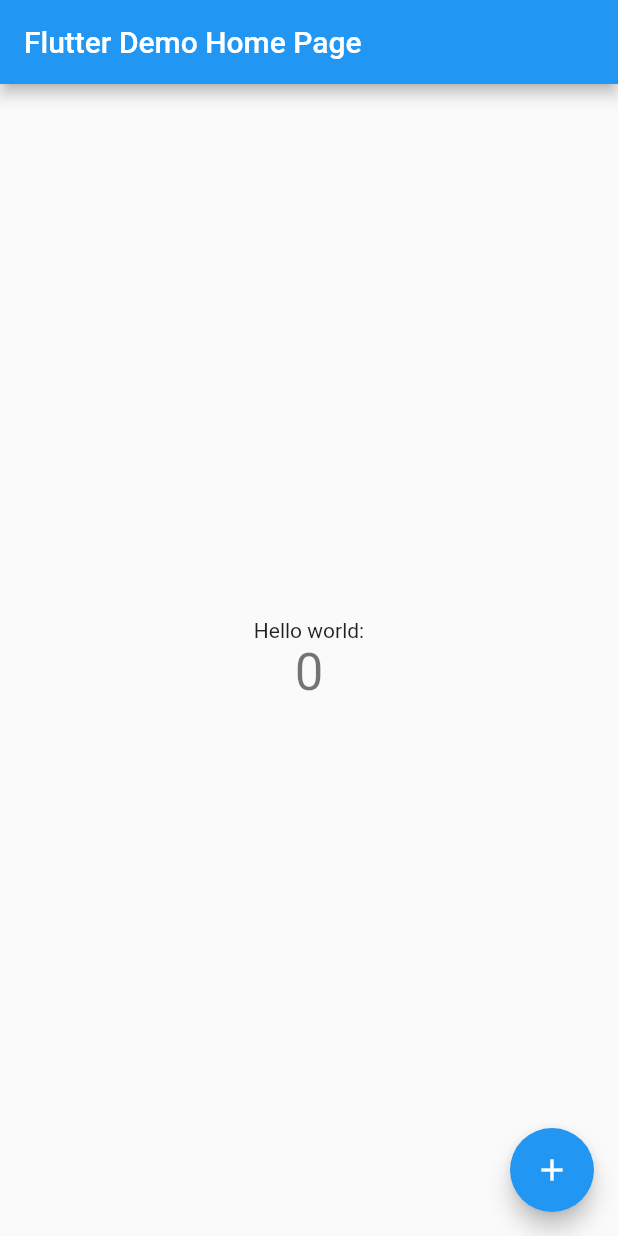
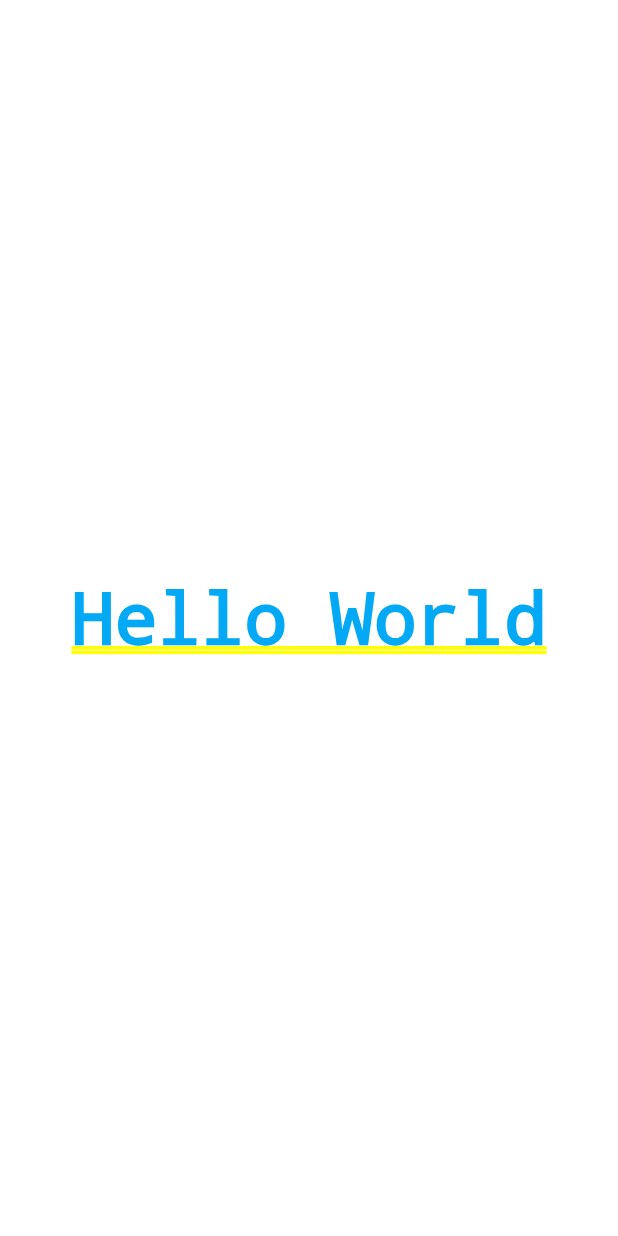
Before and after one commit to Gilmar-moraes/HelloWorldFlutter, a Flutter app: the screen it shows after launch, on a phone screen of 412 x 824 dp. Run offline on Flutter 3.47's test engine with Material 2 defaults, Android fonts, the phone set to English and light mode, and no system bars.

Commit message:
Update main.dart

```diff
--- a/primeiro_hello_world/lib/main.dart
+++ b/primeiro_hello_world/lib/main.dart
@@ -1,111 +1,18 @@
 import 'package:flutter/material.dart';
 
-void main() => runApp(MyApp());
-
-class MyApp extends StatelessWidget {
-  // This widget is the root of your application.
-  @override
-  Widget build(BuildContext context) {
-    return MaterialApp(
-      title: 'Flutter Demo',
-      theme: ThemeData(
-        // This is the theme of your application.
-        //
-        // Try running your application with "flutter run". You'll see the
-        // application has a blue toolbar. Then, without quitting the app, try
-        // changing the primarySwatch below to Colors.green and then invoke
-        // "hot reload" (press "r" in the console where you ran "flutter run",
-        // or simply save your changes to "hot reload" in a Flutter IDE).
-        // Notice that the counter didn't reset back to zero; the application
-        // is not restarted.
-        primarySwatch: Colors.blue,
-      ),
-      home: MyHomePage(title: 'Flutter Demo Home Page'),
-    );
-  }
-}
-
-class MyHomePage extends StatefulWidget {
-  MyHomePage({Key key, this.title}) : super(key: key);
-
-  // This widget is the home page of your application. It is stateful, meaning
-  // that it has a State object (defined below) that contains fields that affect
-  // how it looks.
-
-  // This class is the configuration for the state. It holds the values (in this
-  // case the title) provided by the parent (in this case the App widget) and
-  // used by the build method of the State. Fields in a Widget subclass are
-  // always marked "final".
-
-  final String title;
-
-  @override
-  _MyHomePageState createState() => _MyHomePageState();
-}
-
-class _MyHomePageState extends State<MyHomePage> {
-  int _counter = 0;
-
-  void _incrementCounter() {
-    setState(() {
-      // This call to setState tells the Flutter framework that something has
-      // changed in this State, which causes it to rerun the build method below
-      // so that the display can reflect the updated values. If we changed
-      // _counter without calling setState(), then the build method would not be
-      // called again, and so nothing would appear to happen.
-      _counter++;
-    });
-  }
-
-  @override
-  Widget build(BuildContext context) {
-    // This method is rerun every time setState is called, for instance as done
-    // by the _incrementCounter method above.
-    //
-    // The Flutter framework has been optimized to make rerunning build methods
-    // fast, so that you can just rebuild anything that needs updating rather
-    // than having to individually change instances of widgets.
-    return Scaffold(
-      appBar: AppBar(
-        // Here we take the value from the MyHomePage object that was created by
-        // the App.build method, and use it to set our appbar title.
-        title: Text(widget.title),
-      ),
-      body: Center(
-        // Center is a layout widget. It takes a single child and positions it
-        // in the middle of the parent.
-        child: Column(
-          // Column is also a layout widget. It takes a list of children and
-          // arranges them vertically. By default, it sizes itself to fit its
-          // children horizontally, and tries to be as tall as its parent.
-          //
-          // Invoke "debug painting" (press "p" in the console, choose the
-          // "Toggle Debug Paint" action from the Flutter Inspector in Android
-          // Studio, or the "Toggle Debug Paint" command in Visual Studio Code)
-          // to see the wireframe for each widget.
-          //
-          // Column has various properties to control how it sizes itself and
-          // how it positions its children. Here we use mainAxisAlignment to
-          // center the children vertically; the main axis here is the vertical
-          // axis because Columns are vertical (the cross axis would be
-          // horizontal).
+void main() {
+  //chamar a função runApp passando o widgets do tipo material
+  //no MaterialApp passando alguns paramentes opcionais
+  runApp(MaterialApp(
+    title: "Primeira Aplicação",
+    home: Column(
       mainAxisAlignment: MainAxisAlignment.center,
       children: <Widget>[
         Text(
-              'Hello world:',
-            ),
-            Text(
-              '$_counter',
-              style: Theme.of(context).textTheme.display1,
+          "Hello World",
+          style: TextStyle(color: Colors.lightBlue, fontWeight: FontWeight.bold),
         ),
       ],
     ),
-      ),
-      floatingActionButton: FloatingActionButton(
-        onPressed: _incrementCounter,
-        tooltip: 'Increment',
-        child: Icon(Icons.add),
-      ), // This trailing comma makes auto-formatting nicer for build methods.
-    );
+  ));
 }
-}
```
Lines whose indentation alone changed are shown as unchanged.
